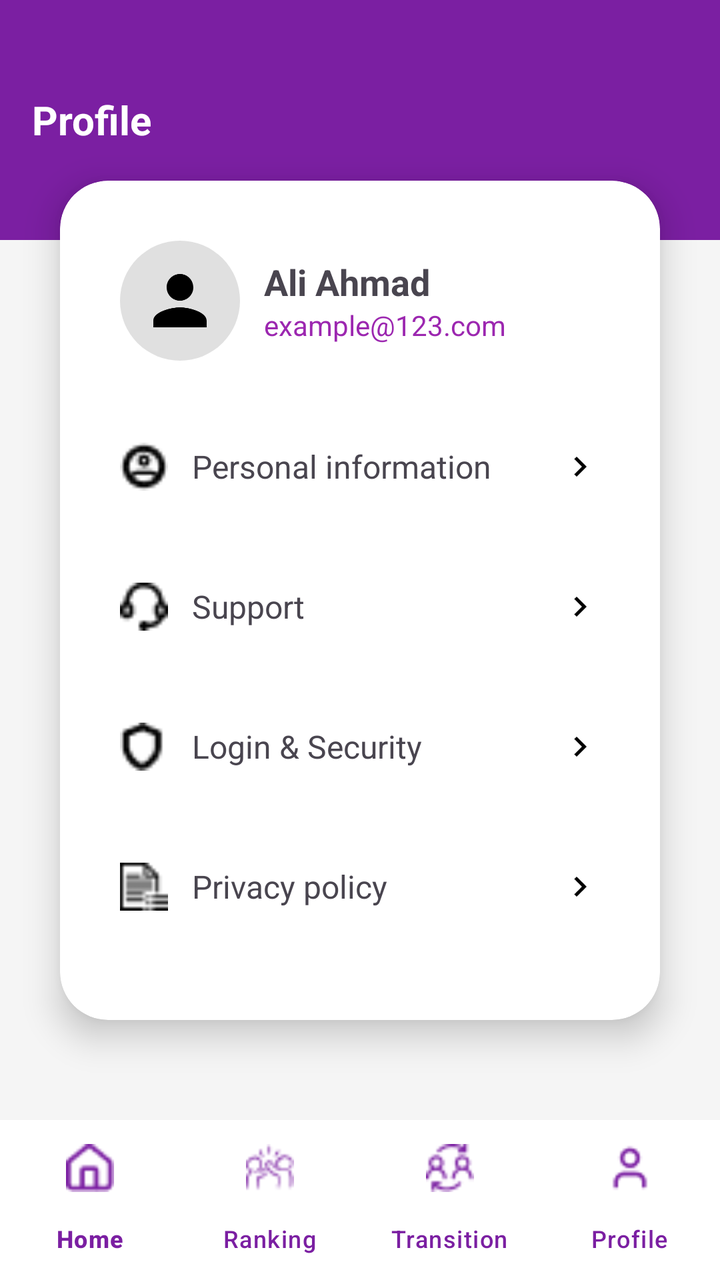
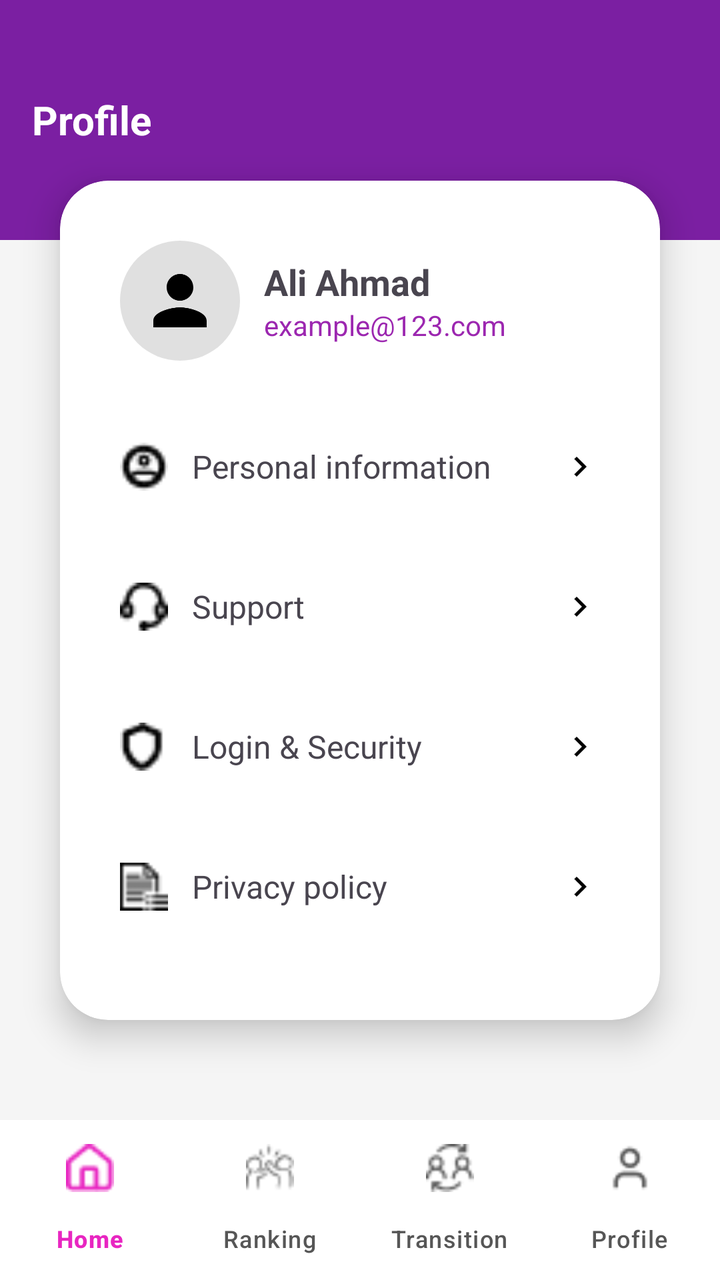

The first picture is an Android layout as it rendered before a commit; the second is the same layout after the commit. The layout source and the unified diff follow.
<!-- AndroidManifest.xml: application theme Theme.Mind2Career -->
<!-- res/layout/activity_profile_screen.xml -->
<?xml version="1.0" encoding="utf-8"?>
<RelativeLayout xmlns:android="http://schemas.android.com/apk/res/android"
    xmlns:app="http://schemas.android.com/apk/res-auto"
    android:id="@+id/main"
    android:layout_width="match_parent"
    android:layout_height="match_parent"
    android:background="#F5F5F5">

    <LinearLayout
        android:id="@+id/topHeader"
        android:layout_width="match_parent"
        android:layout_height="120dp"
        android:background="#7B1FA2"
        android:orientation="horizontal"
        android:gravity="center_vertical"
        android:padding="16dp">

        <TextView
            android:layout_width="wrap_content"
            android:layout_height="wrap_content"
            android:text="Profile"
            android:textSize="20sp"
            android:textColor="@android:color/white"
            android:textStyle="bold"/>
    </LinearLayout>

    <androidx.cardview.widget.CardView
        android:layout_width="match_parent"
        android:layout_height="wrap_content"
        android:layout_below="@id/topHeader"
        android:layout_above="@id/bottomNav"
        android:layout_marginBottom="50dp"
        android:layout_marginTop="-30dp"
        android:layout_marginStart="30dp"
        android:layout_marginEnd="30dp"
        app:cardCornerRadius="24dp"
        app:cardElevation="10dp">

        <LinearLayout
            android:layout_width="match_parent"
            android:layout_height="wrap_content"
            android:orientation="vertical"
            android:padding="30dp">

            
            <LinearLayout
                android:layout_width="match_parent"
                android:layout_height="wrap_content"
                android:layout_marginBottom="8dp"
                android:gravity="center_vertical"
                android:orientation="horizontal">

                <ImageView
                    android:id="@+id/profileImage"
                    android:layout_width="60dp"
                    android:layout_height="60dp"
                    android:background="@drawable/circle_bg"
                    android:padding="10dp"
                    android:scaleType="centerCrop"
                    android:src="@drawable/ic_default_user" />

                <LinearLayout
                    android:layout_width="wrap_content"
                    android:layout_height="wrap_content"
                    android:layout_marginStart="12dp"
                    android:orientation="vertical">

                    <TextView
                        android:layout_width="wrap_content"
                        android:layout_height="wrap_content"
                        android:text="Ali Ahmad"
                        android:textSize="18sp"
                        android:textStyle="bold" />

                    <TextView
                        android:layout_width="wrap_content"
                        android:layout_height="wrap_content"
                        android:text="example@123.com"
                        android:textColor="#9C27B0" />
                </LinearLayout>
            </LinearLayout>

            
            <LinearLayout
                android:id="@+id/layoutPersonalInfo"
                android:layout_width="match_parent"
                android:layout_height="50dp"
                android:layout_marginTop="20dp"
                android:gravity="center_vertical"
                android:orientation="horizontal">

                <ImageView
                    android:layout_width="24dp"
                    android:layout_height="24dp"
                    android:src="@drawable/person" />

                <TextView
                    android:layout_width="0dp"
                    android:layout_height="wrap_content"
                    android:layout_marginStart="12dp"
                    android:layout_weight="1"
                    android:text="Personal information"
                    android:textSize="16sp" />

                <ImageView
                    android:layout_width="20dp"
                    android:layout_height="20dp"
                    android:src="@drawable/arrow" />
            </LinearLayout>

            
            <LinearLayout
                android:id="@+id/layoutSupport"
                android:layout_width="match_parent"
                android:layout_height="50dp"
                android:layout_marginTop="20dp"
                android:gravity="center_vertical"
                android:orientation="horizontal">

                <ImageView
                    android:layout_width="24dp"
                    android:layout_height="24dp"
                    android:src="@drawable/haedphone" />

                <TextView
                    android:layout_width="0dp"
                    android:layout_height="wrap_content"
                    android:layout_marginStart="12dp"
                    android:layout_weight="1"
                    android:text="Support"
                    android:textSize="16sp" />

                <ImageView
                    android:layout_width="20dp"
                    android:layout_height="20dp"
                    android:src="@drawable/arrow" />
            </LinearLayout>

            
            <LinearLayout
                android:id="@+id/layoutLoginSecurity"
                android:layout_width="match_parent"
                android:layout_height="50dp"
                android:layout_marginTop="20dp"
                android:gravity="center_vertical"
                android:orientation="horizontal">

                <ImageView
                    android:layout_width="24dp"
                    android:layout_height="24dp"
                    android:src="@drawable/security" />

                <TextView
                    android:layout_width="0dp"
                    android:layout_height="wrap_content"
                    android:layout_marginStart="12dp"
                    android:layout_weight="1"
                    android:text="Login &amp; Security"
                    android:textSize="16sp" />

                <ImageView
                    android:layout_width="20dp"
                    android:layout_height="20dp"
                    android:src="@drawable/arrow" />
            </LinearLayout>

            
            <LinearLayout
                android:id="@+id/layoutPrivacyPolicy"
                android:layout_width="match_parent"
                android:layout_height="50dp"
                android:layout_marginTop="20dp"
                android:gravity="center_vertical"
                android:orientation="horizontal">

                <ImageView
                    android:layout_width="24dp"
                    android:layout_height="24dp"
                    android:src="@drawable/page" />

                <TextView
                    android:layout_width="0dp"
                    android:layout_height="wrap_content"
                    android:layout_marginStart="12dp"
                    android:layout_weight="1"
                    android:text="Privacy policy"
                    android:textSize="16sp" />

                <ImageView
                    android:layout_width="20dp"
                    android:layout_height="20dp"
                    android:src="@drawable/arrow" />
            </LinearLayout>

            
            <LinearLayout
                android:id="@+id/layoutTermsConditions"
                android:layout_width="match_parent"
                android:layout_height="50dp"
                android:gravity="center_vertical"
                android:layout_marginTop="20dp"
                android:orientation="horizontal">

                <ImageView
                    android:layout_width="24dp"
                    android:layout_height="24dp"
                    android:src="@drawable/condition" />

                <TextView
                    android:layout_width="0dp"
                    android:layout_height="wrap_content"
                    android:layout_marginStart="12dp"
                    android:layout_weight="1"
                    android:text="Terms &amp; Conditions"
                    android:textSize="16sp" />

                <ImageView
                    android:layout_width="20dp"
                    android:layout_height="20dp"
                    android:src="@drawable/arrow" />
            </LinearLayout>

            
            <LinearLayout
                android:id="@+id/layoutLogout"
                android:layout_width="match_parent"
                android:layout_height="50dp"
                android:gravity="center_vertical"
                android:layout_marginTop="20dp"
                android:orientation="horizontal">

                <ImageView
                    android:layout_width="24dp"
                    android:layout_height="24dp"
                    android:src="@drawable/logout" />

                <TextView
                    android:layout_width="0dp"
                    android:layout_height="wrap_content"
                    android:layout_marginStart="12dp"
                    android:layout_weight="1"
                    android:text="Log out"
                    android:textSize="16sp" />

                <ImageView
                    android:layout_width="20dp"
                    android:layout_height="20dp"
                    android:src="@drawable/arrow" />
            </LinearLayout>

        </LinearLayout>
    </androidx.cardview.widget.CardView>

    
    <com.google.android.material.bottomnavigation.BottomNavigationView
        android:id="@+id/bottomNav"
        android:layout_width="match_parent"
        android:layout_height="wrap_content"
        android:layout_alignParentBottom="true"
        android:background="@android:color/white"
        app:menu="@menu/bottom_nav"
        app:itemIconTint="#7B1FA2"
        app:itemTextColor="#7B1FA2"
        app:labelVisibilityMode="labeled"/>

</RelativeLayout>
<!-- resources referenced by this layout -->
<resources>
  <!-- drawable arrow (drawable) -->
  <vector xmlns:android="http://schemas.android.com/apk/res/android" android:autoMirrored="true" android:height="24dp" android:tint="#000000" android:viewportHeight="24" android:viewportWidth="24" android:width="24dp">
        
      <path android:fillColor="@android:color/white" android:pathData="M8.59,16.59L13.17,12 8.59,7.41 10,6l6,6 -6,6 -1.41,-1.41z"/>
      
  </vector>
  <!-- drawable circle_bg (drawable) -->
  <shape xmlns:android="http://schemas.android.com/apk/res/android"
      android:shape="oval">
      <solid android:color="#E0E0E0"/>
  </shape>
  <!-- drawable condition: png bitmap (drawable, 332 bytes) -->
  <!-- drawable haedphone: png bitmap (drawable, 336 bytes) -->
  <!-- drawable ic_default_user (drawable) -->
  <vector xmlns:android="http://schemas.android.com/apk/res/android" android:height="24dp" android:tint="#000000" android:viewportHeight="24" android:viewportWidth="24" android:width="24dp">
        
      <path android:fillColor="@android:color/white" android:pathData="M12,12c2.21,0 4,-1.79 4,-4s-1.79,-4 -4,-4 -4,1.79 -4,4 1.79,4 4,4zM12,14c-2.67,0 -8,1.34 -8,4v2h16v-2c0,-2.66 -5.33,-4 -8,-4z"/>
      
  </vector>
  <!-- drawable logout: png bitmap (drawable, 296 bytes) -->
  <!-- drawable page: png bitmap (drawable, 332 bytes) -->
  <!-- drawable person: png bitmap (drawable, 344 bytes) -->
  <!-- drawable security: png bitmap (drawable, 312 bytes) -->
  <style name="Theme.Mind2Career" parent="Base.Theme.Mind2Career" />
  <style name="Base.Theme.Mind2Career" parent="Theme.Material3.DayNight.NoActionBar">
          
          
      </style>
</resources>

<!-- the commit's change to res/layout/activity_profile_screen.xml (unified diff, before → after) -->
@@ -259,8 +259,8 @@
         android:layout_alignParentBottom="true"
         android:background="@android:color/white"
         app:menu="@menu/bottom_nav"
-        app:itemIconTint="#7B1FA2"
-        app:itemTextColor="#7B1FA2"
+        app:itemIconTint="@color/nav_color"
+        app:itemTextColor="@color/nav_color"
         app:labelVisibilityMode="labeled"/>
 
 </RelativeLayout>
